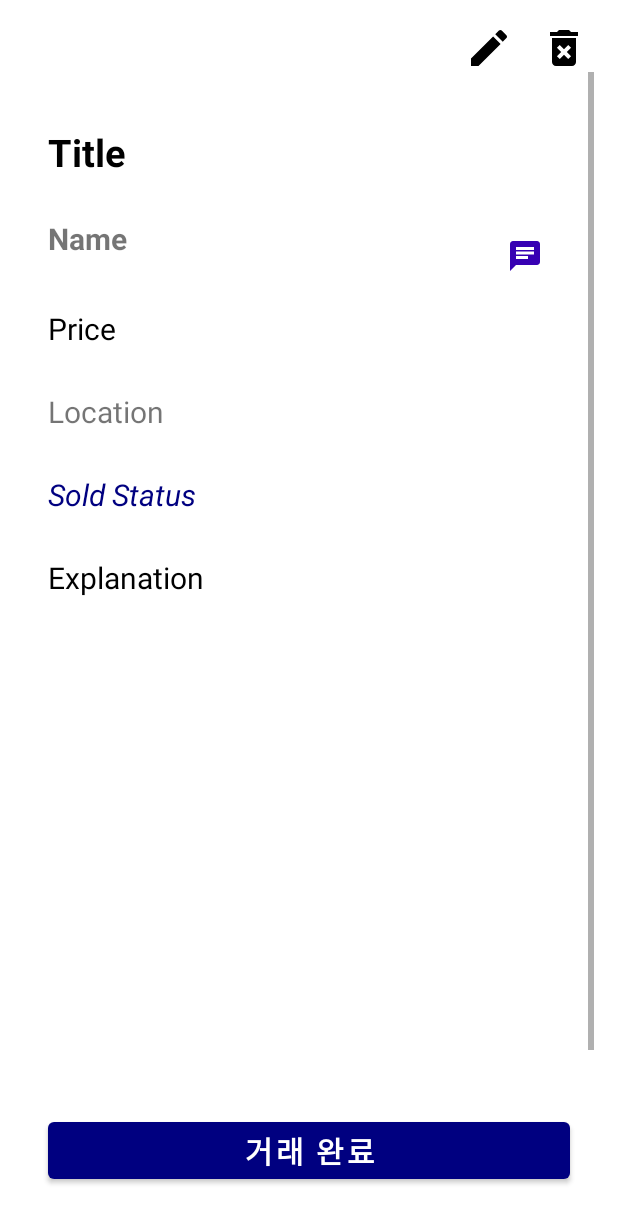
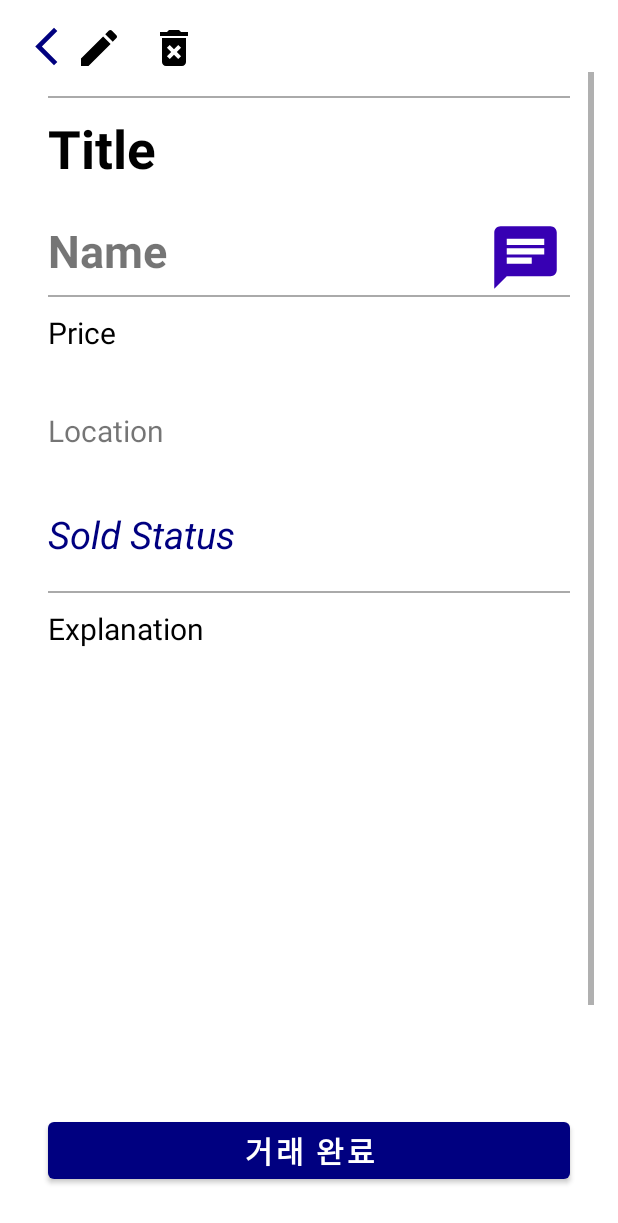
Before and after one commit to YoonhyeSuh/Used-Market, an Android app: the layout activity_detail.xml on its own in the app's theme, with its tools: preview values and no code run, on a phone screen of 412 x 824 dp. Shown: the top 1223 px of the screen. Run offline under Robolectric (Android 15) with nearby library versions, the phone set to English and light mode, and no system bars.

Commit message:
feat. 백버튼 추가 및 xml ui 고치기
백버튼 추가 및 xml ui 고치기

```diff
--- a/Boogimarket/app/src/main/AndroidManifest.xml
+++ b/Boogimarket/app/src/main/AndroidManifest.xml
@@ -40,8 +40,7 @@
 <!--        </activity>-->
         <activity
             android:name=".DetailsActivity"
-            android:label="DetailsActivity"
-            android:parentActivityName=".MainActivity">
+            android:label="DetailsActivity">
         </activity>
 
         <activity
--- a/Boogimarket/app/src/main/java/com/example/boogimarket/DetailsActivity.kt
+++ b/Boogimarket/app/src/main/java/com/example/boogimarket/DetailsActivity.kt
@@ -144,8 +144,9 @@ class DetailsActivity : AppCompatActivity() {
             showDeleteConfirmationDialog()
         }
 
-        //뒤로 가기 버튼
-        supportActionBar?.setDisplayHomeAsUpEnabled(true)
+        binding.backBtn.setOnClickListener {
+            finish()
+        }
     }
 
     private fun showDeleteConfirmationDialog() {
--- a/Boogimarket/app/src/main/res/drawable/ic_baseline_chat_24.xml
+++ b/Boogimarket/app/src/main/res/drawable/ic_baseline_chat_24.xml
@@ -1,5 +1,5 @@
-<vector android:autoMirrored="true" android:height="24dp"
+<vector android:autoMirrored="true" android:height="50dp"
     android:tint="#000000" android:viewportHeight="24"
-    android:viewportWidth="24" android:width="24dp" xmlns:android="http://schemas.android.com/apk/res/android">
+    android:viewportWidth="24" android:width="50dp" xmlns:android="http://schemas.android.com/apk/res/android">
     <path android:fillColor="@android:color/white" android:pathData="M20,2L4,2c-1.1,0 -1.99,0.9 -1.99,2L2,22l4,-4h14c1.1,0 2,-0.9 2,-2L22,4c0,-1.1 -0.9,-2 -2,-2zM6,9h12v2L6,11L6,9zM14,14L6,14v-2h8v2zM18,8L6,8L6,6h12v2z"/>
 </vector>
--- a/Boogimarket/app/src/main/res/layout/activity_detail.xml
+++ b/Boogimarket/app/src/main/res/layout/activity_detail.xml
@@ -10,7 +10,13 @@
         android:layout_width="match_parent"
         android:layout_height="wrap_content"
         android:orientation="horizontal"
-        android:gravity="end">
+        android:gravity="start">
+
+        <ImageButton
+            android:id="@+id/back_btn"
+            android:layout_width="30dp"
+            android:layout_height="30dp"
+            android:background="@drawable/baseline_arrow_back_ios_new_24" />
 
         <ImageButton
             android:id="@+id/imageEdit"
@@ -50,16 +56,22 @@
         <!--            android:src="@drawable/placeholder_image"-->
         <!--            android:contentDescription="@string/product_image" />-->
 
+        <View
+            android:layout_width="match_parent"
+            android:layout_height="1dp"
+            android:background="@android:color/darker_gray" />
+
         <TextView
             android:id="@+id/textViewTitle"
             android:layout_width="346dp"
             android:layout_height="61dp"
-            android:layout_marginTop="20dp"
+            android:layout_marginTop="10dp"
             android:layout_weight="1"
             android:text="Title"
             android:textColor="@color/black"
-            android:textSize="25sp"
+            android:textSize="35dp"
             android:textStyle="bold" />
+
 
         <LinearLayout
             android:layout_width="match_parent"
@@ -72,8 +84,10 @@
                 android:layout_height="50dp"
                 android:layout_weight="1"
                 android:text="Name"
-                android:textSize="20sp"
+                android:layout_marginTop="10dp"
+                android:textSize="30dp"
                 android:textStyle="bold" />
+
 
             <!-- Chat Button -->
 
@@ -83,11 +97,17 @@
                 android:layout_width="60dp"
                 android:layout_height="50dp"
                 android:background="@color/white"
+                android:layout_marginTop="10dp"
                 android:src="@drawable/ic_baseline_chat_24"
                 app:tint="@color/purple_700" />
 
 
         </LinearLayout>
+
+        <View
+            android:layout_width="match_parent"
+            android:layout_height="1dp"
+            android:background="@android:color/darker_gray" />
 
         <!-- Price -->
         <TextView
@@ -95,29 +115,36 @@
             android:layout_width="match_parent"
             android:layout_height="55dp"
             android:text="Price"
+            android:layout_marginTop="10dp"
             android:textColor="@color/black"
-            android:textSize="20sp" />
+            android:textSize="20dp" />
 
         <!-- Location -->
         <TextView
             android:id="@+id/textViewLocation"
             android:layout_width="match_parent"
             android:layout_height="55dp"
+            android:layout_marginTop="10dp"
             android:text="Location"
-            android:textSize="20sp" />
-
-        <!-- Explanation -->
+            android:textSize="20dp" />
 
         <!-- Sold Status -->
-
         <TextView
             android:id="@+id/textViewSoldStatus"
             android:layout_width="match_parent"
             android:layout_height="55dp"
             android:text="Sold Status"
-            android:textSize="20sp"
+            android:layout_marginTop="10dp"
+            android:textSize="25dp"
             android:textColor="@color/navy"
             android:textStyle="italic" />
+
+        <View
+            android:layout_width="match_parent"
+            android:layout_height="1dp"
+            android:background="@android:color/darker_gray" />
+
+        <!-- Explanation -->
 
         <TextView
             android:id="@+id/textViewExplain"
@@ -125,6 +152,7 @@
             android:layout_height="366dp"
             android:gravity="top"
             android:inputType="textMultiLine"
+            android:layout_marginTop="10dp"
             android:text="Explanation"
             android:textColor="@color/black"
             android:textSize="20sp" />
```
